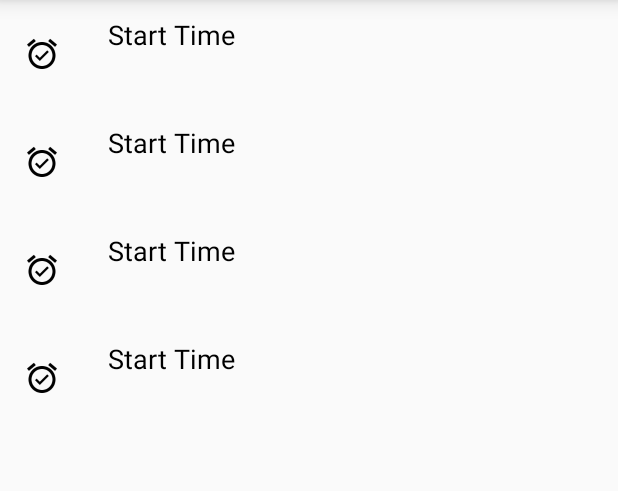
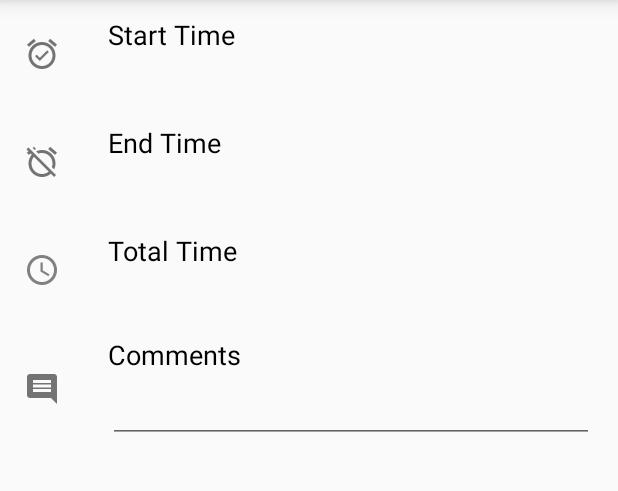
Before and after one commit to calblueprint/sage-mobile, an Android app: the fragment CheckInRequestFragment placed in its activity, on a phone screen of 412 x 824 dp, the part 84-575 px from its top. Run offline under Robolectric (Android 15) with nearby library versions, the phone set to English and light mode, and no system bars; our stand-ins replace ButterKnife, CircleImageView.

Commit message:
finish styling request form

```diff
--- a/sage-android/Sage/app/src/main/res/layout/fragment_check_in_request.xml
+++ b/sage-android/Sage/app/src/main/res/layout/fragment_check_in_request.xml
@@ -33,18 +33,18 @@
 
         <ImageView
             style="@style/CheckInRequestIcon"
-            android:id="@+id/check_in_request_start_icon"
-            android:src="@drawable/ic_alarm_on_black" />
+            android:id="@+id/check_in_request_end_icon"
+            android:src="@drawable/ic_alarm_off_black" />
 
         <LinearLayout
             style="@style/CheckInRequestLinearLayout"
-            android:layout_toRightOf="@id/check_in_request_start_icon"
-            android:layout_toEndOf="@id/check_in_request_start_icon" >
+            android:layout_toRightOf="@id/check_in_request_end_icon"
+            android:layout_toEndOf="@id/check_in_request_end_icon" >
 
             <TextView
                 style="@style/CheckInRequestLabel"
-                android:id="@+id/check_in_request_start_text"
-                android:text="@string/check_in_request_start_time"/>
+                android:id="@+id/check_in_request_end_text"
+                android:text="@string/check_in_request_end_time"/>
 
             <TextView
                 style="@style/CheckInRequestText" />
@@ -58,18 +58,18 @@
 
         <ImageView
             style="@style/CheckInRequestIcon"
-            android:id="@+id/check_in_request_start_icon"
-            android:src="@drawable/ic_alarm_on_black" />
+            android:id="@+id/check_in_request_total_icon"
+            android:src="@drawable/ic_schedule_black" />
 
         <LinearLayout
             style="@style/CheckInRequestLinearLayout"
-            android:layout_toRightOf="@id/check_in_request_start_icon"
-            android:layout_toEndOf="@id/check_in_request_start_icon" >
+            android:layout_toRightOf="@id/check_in_request_total_icon"
+            android:layout_toEndOf="@id/check_in_request_total_icon" >
 
             <TextView
                 style="@style/CheckInRequestLabel"
-                android:id="@+id/check_in_request_start_text"
-                android:text="@string/check_in_request_start_time"/>
+                android:id="@+id/check_in_request_total_text"
+                android:text="@string/check_in_request_total_time"/>
 
             <TextView
                 style="@style/CheckInRequestText" />
@@ -83,20 +83,20 @@
 
         <ImageView
             style="@style/CheckInRequestIcon"
-            android:id="@+id/check_in_request_start_icon"
-            android:src="@drawable/ic_alarm_on_black" />
+            android:id="@+id/check_in_request_comment_icon"
+            android:src="@drawable/ic_comment_black" />
 
         <LinearLayout
             style="@style/CheckInRequestLinearLayout"
-            android:layout_toRightOf="@id/check_in_request_start_icon"
-            android:layout_toEndOf="@id/check_in_request_start_icon" >
+            android:layout_toRightOf="@id/check_in_request_comment_icon"
+            android:layout_toEndOf="@id/check_in_request_comment_icon" >
 
             <TextView
                 style="@style/CheckInRequestLabel"
-                android:id="@+id/check_in_request_start_text"
-                android:text="@string/check_in_request_start_time"/>
+                android:id="@+id/check_in_request_comment_text"
+                android:text="@string/check_in_request_comment"/>
 
-            <TextView
+            <EditText
                 style="@style/CheckInRequestText" />
 
         </LinearLayout>
--- a/sage-android/Sage/app/src/main/res/values/colors.xml
+++ b/sage-android/Sage/app/src/main/res/values/colors.xml
@@ -5,6 +5,9 @@
     <color name="white50">#50FFFFFF</color>
     <color name="black">#000000</color>
 
+    <color name="gray">#737373</color>
+    <color name="heather">#FAFAFA</color>
+
     <color name="red500">#F44336</color>
     <color name="amber500">#FFC107</color>
     <color name="yellow500">#FFEB3B</color>
--- a/sage-android/Sage/app/src/main/res/values/strings_check_in.xml
+++ b/sage-android/Sage/app/src/main/res/values/strings_check_in.xml
@@ -31,4 +31,5 @@
     <string name="check_in_request_start_time">Start Time</string>
     <string name="check_in_request_end_time">End Time</string>
     <string name="check_in_request_total_time">Total Time</string>
+    <string name="check_in_request_comment">Comments</string>
 </resources>
--- a/sage-android/Sage/app/src/main/res/values/styles_check_in.xml
+++ b/sage-android/Sage/app/src/main/res/values/styles_check_in.xml
@@ -32,6 +32,7 @@
         <item name="android:layout_height">24dp</item>
         <item name="android:layout_margin">16dp</item>
         <item name="android:layout_centerVertical">true</item>
+        <item name="android:tint">@color/gray</item>
     </style>
 
     <style name="CheckInRequestLabel">
```
Also changed, not shown: sage-android/Sage/app/src/main/res/drawable-hdpi/ic_schedule_black.png (added), sage-android/Sage/app/src/main/res/drawable-mdpi/ic_schedule_black.png (added), sage-android/Sage/app/src/main/res/drawable-xhdpi/ic_schedule_black.png (added).
